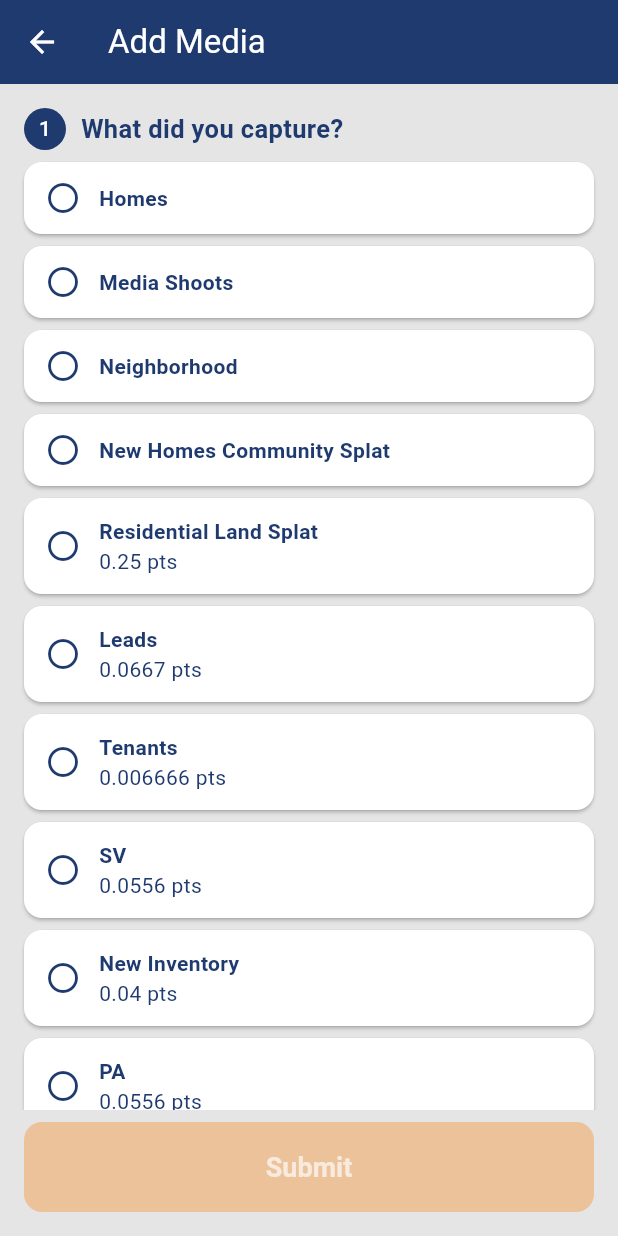
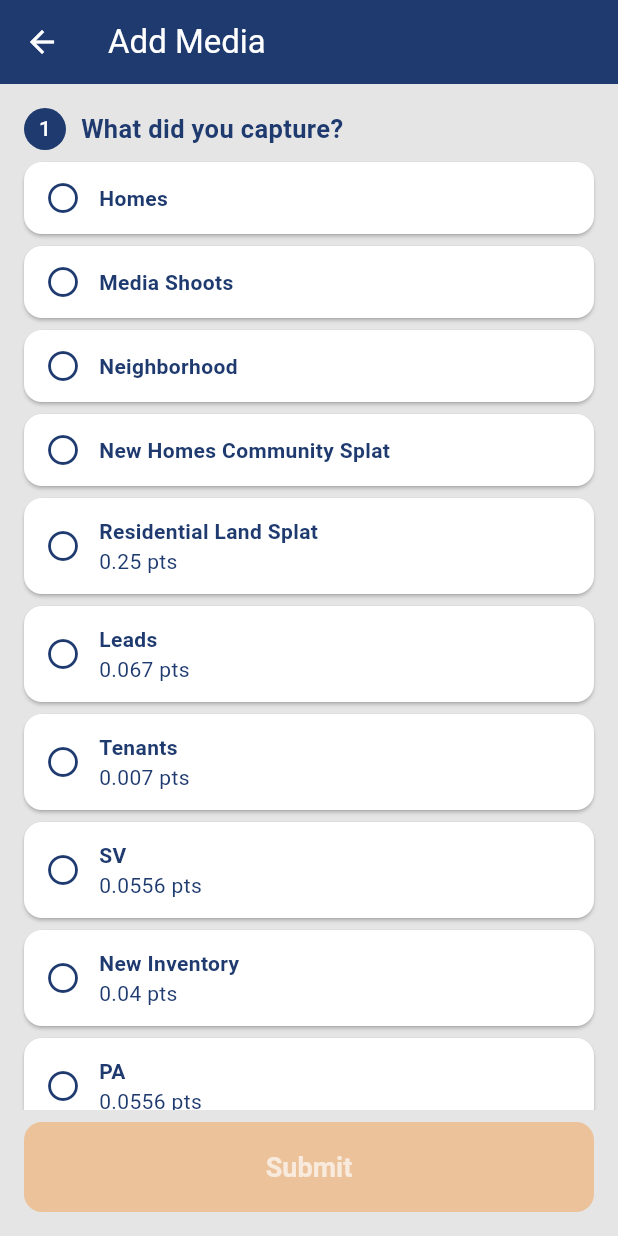
Before and after one commit to adon45/PointTotal, a Flutter app: the HomeScreen screen opened directly, after a tap on "Add", on a phone screen of 412 x 824 dp. Run offline on Flutter 3.47's test engine with Material 3 defaults, Android fonts, the phone set to English and light mode, and no system bars; our stand-ins replace shared_preferences; accounts and stored records are empty.

Commit message:
Added batch tenant submission, Quick user guide, and Matterport Bonus

```diff
--- a/lib/data/points_data.dart
+++ b/lib/data/points_data.dart
@@ -34,8 +34,8 @@ const List<RootOption> rootOptions = [
   RootOption('Neighborhood'),
   RootOption('New Homes Community Splat'),
   RootOption('Residential Land Splat', points: 0.25),
-  RootOption('Leads', points: 0.0667),
-  RootOption('Tenants', points: 0.006666),
+  RootOption('Leads', points: 0.067),
+  RootOption('Tenants', points: 0.007),
   RootOption('SV', points: 0.0556),
   RootOption('New Inventory', points: 0.04),
   RootOption('PA', points: 0.0556),
--- a/lib/screens/home_screen.dart
+++ b/lib/screens/home_screen.dart
@@ -13,6 +13,7 @@ import '../utils/format.dart';
 import '../utils/open_link.dart';
 import 'add_media_screen.dart';
 import 'feedback_screen.dart';
+import 'guide_screen.dart';
 import 'history_screen.dart';
 
 class HomeScreen extends StatefulWidget {
@@ -72,6 +73,15 @@ class _HomeScreenState extends State<HomeScreen> with WidgetsBindingObserver {
             onPressed: themeMode.toggle,
           ),
           IconButton(
+            tooltip: 'Quick Guide',
+            icon: const Icon(Icons.help_outline, color: Colors.white),
+            onPressed: () {
+              Navigator.of(context).push<void>(
+                MaterialPageRoute<void>(builder: (_) => const GuideScreen()),
+              );
+            },
+          ),
+          IconButton(
             tooltip: 'Feedback',
             icon: const Icon(Icons.rate_review_outlined, color: Colors.white),
             onPressed: () {
@@ -100,7 +110,10 @@ class _HomeScreenState extends State<HomeScreen> with WidgetsBindingObserver {
               child: Column(
                 crossAxisAlignment: CrossAxisAlignment.stretch,
                 children: [
-                  _TotalCard(total: entries.todaysTotal),
+                  _TotalCard(
+                    total: entries.todaysTotal,
+                    matterportBonus: entries.todaysMatterportBonus,
+                  ),
                   const SizedBox(height: 14),
                   SizedBox(
                     height: 68,
@@ -243,13 +256,13 @@ class _HomeScreenState extends State<HomeScreen> with WidgetsBindingObserver {
 enum _FeedbackPromptAction { leaveReview, maybeLater, neverAsk }
 
 class _TotalCard extends StatelessWidget {
-  const _TotalCard({required this.total});
+  const _TotalCard({required this.total, required this.matterportBonus});
 
   final double total;
+  final int matterportBonus;
 
   @override
   Widget build(BuildContext context) {
-    final today = DateTime.now();
     final isDark = Theme.of(context).brightness == Brightness.dark;
     return Card(
       color: isDark ? const Color(0xFF172A4D) : AppTheme.primary,
@@ -279,7 +292,7 @@ class _TotalCard extends StatelessWidget {
             ),
             const SizedBox(height: 2),
             Text(
-              _shortDate(today),
+              'Matterport Bonus: \$$matterportBonus',
               style: const TextStyle(color: Colors.white70, fontSize: 14),
             ),
           ],
@@ -459,21 +472,3 @@ class _EntryGroup {
   double get totalPoints =>
       entries.fold(0, (total, entry) => total + entry.points);
 }
-
-String _shortDate(DateTime date) {
-  const months = [
-    'Jan',
-    'Feb',
-    'Mar',
-    'Apr',
-    'May',
-    'Jun',
-    'Jul',
-    'Aug',
-    'Sep',
-    'Oct',
-    'Nov',
-    'Dec',
-  ];
-  return '${months[date.month - 1]} ${date.day}, ${date.year}';
-}
--- a/lib/state/entries_provider.dart
+++ b/lib/state/entries_provider.dart
@@ -21,6 +21,11 @@ class EntriesProvider extends ChangeNotifier {
 
   double get todaysTotal =>
       todaysEntries.fold(0, (total, entry) => total + entry.points);
+
+  int get todaysMatterportBonus => todaysEntries.fold(
+    0,
+    (total, entry) => total + entry.matterportBonusDollars,
+  );
 
   Map<DateTime, List<MediaEntry>> get entriesByDay {
     final grouped = <DateTime, List<MediaEntry>>{};
```
Also changed, not shown: lib/data/guide_content.dart (added, +77 -0 lines), lib/models/media_entry.dart (+8 -0 lines), lib/screens/add_media_screen.dart (+49 -0 lines), lib/screens/guide_screen.dart (added, +65 -0 lines), 2 other files.
